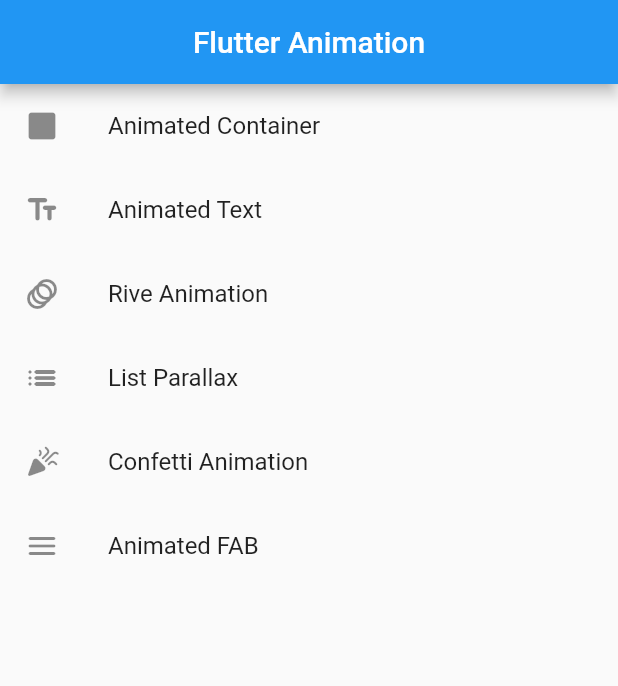
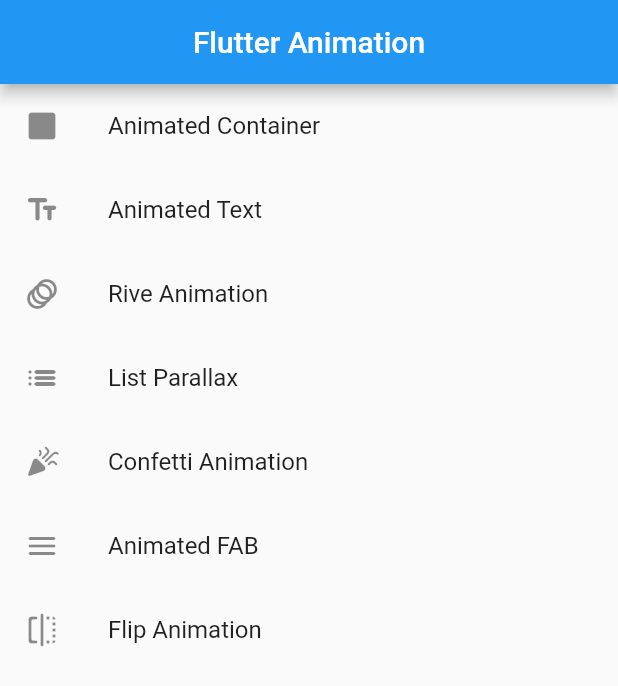
Before and after one commit to ima0112/flutter_animated, a Flutter app: the screen it shows after launch, on a phone screen of 412 x 824 dp. Shown: the top 686 px of the screen. Run offline on Flutter 3.47's test engine with Material 2 defaults, Android fonts, the phone set to English and light mode, and no system bars; our stand-ins replace animated_text_kit, confetti, go_router, rive; generated files the repository leaves out were written again.

```diff
--- a/lib/src/pages/home_page.dart
+++ b/lib/src/pages/home_page.dart
@@ -55,6 +55,13 @@ class HomePage extends StatelessWidget {
               context.goNamed(MyRoutes.sample6.name);
             },
           ),
+          ListTile(
+            leading: const Icon(Icons.flip_rounded),
+            title: const Text('Flip Animation'),
+            onTap: () {
+              context.goNamed(MyRoutes.sample7.name);
+            },
+          ),
         ],
       ),
     );
--- a/lib/src/router/router.dart
+++ b/lib/src/router/router.dart
@@ -1,16 +1,26 @@
 import 'package:flutter/material.dart';
-import 'package:flutter_animation/src/pages/animated_container/animated_container.dart';
-import 'package:flutter_animation/src/pages/animated_fab/animated_fab_page.dart';
-import 'package:flutter_animation/src/pages/confetti_aimation/confetti_animation_page.dart';
+
 import 'package:go_router/go_router.dart';
 
-import 'package:flutter_animation/src/pages/home_page.dart';
+import '../pages/home_page.dart';
+import '../pages/list_parallax/list_parallax.dart';
+import '../pages/animated_text/animated_text.dart';
+import '../pages/animated_fab/animated_fab_page.dart';
+import '../pages/rive_animations/rive_animations.dart';
+import '../pages/flip_animation/flip_animation_page.dart';
+import '../pages/animated_container/animated_container.dart';
+import '../pages/confetti_aimation/confetti_animation_page.dart';
 
-import '../pages/animated_text/animated_text.dart';
-import '../pages/list_parallax/list_parallax.dart';
-import '../pages/rive_animations/rive_animations.dart';
-
-enum MyRoutes { home, sample1, sample2, sample3, sample4, sample5, sample6 }
+enum MyRoutes {
+  home,
+  sample1,
+  sample2,
+  sample3,
+  sample4,
+  sample5,
+  sample6,
+  sample7
+}
 
 class AppRoute {
   static GoRouter get routes => _routes;
@@ -29,6 +39,7 @@ class AppRoute {
   static const String _sample4 = 'sample4';
   static const String _sample5 = 'sample5';
   static const String _sample6 = 'sample6';
+  static const String _sample7 = 'sample7';
 
   static final _routes = GoRouter(
     navigatorKey: _rootNavigatorKey,
@@ -72,6 +83,11 @@ class AppRoute {
             name: MyRoutes.sample6.name,
             builder: (context, state) => const AnimatedFabPage(),
           ),
+          GoRoute(
+            path: _sample7,
+            name: MyRoutes.sample7.name,
+            builder: (context, state) => const FlipAnimationPage(),
+          ),
         ],
       ),
     ],
```
Also changed, not shown: lib/src/pages/flip_animation/flip_animation_page.dart (added, +10 -0 lines).
